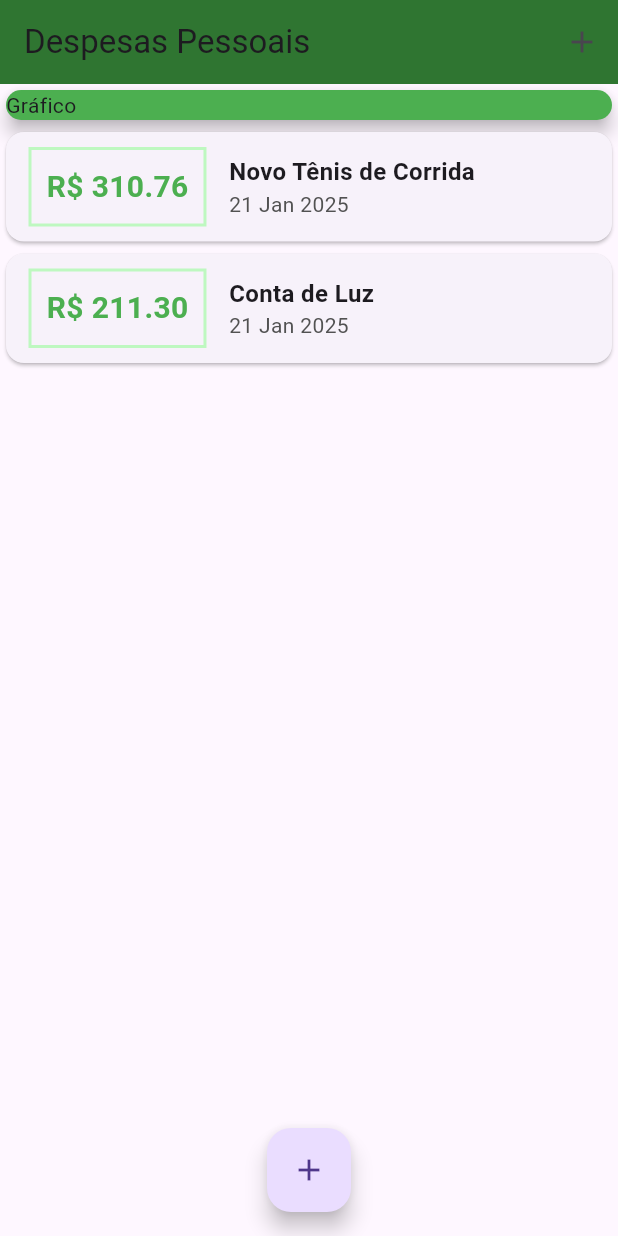
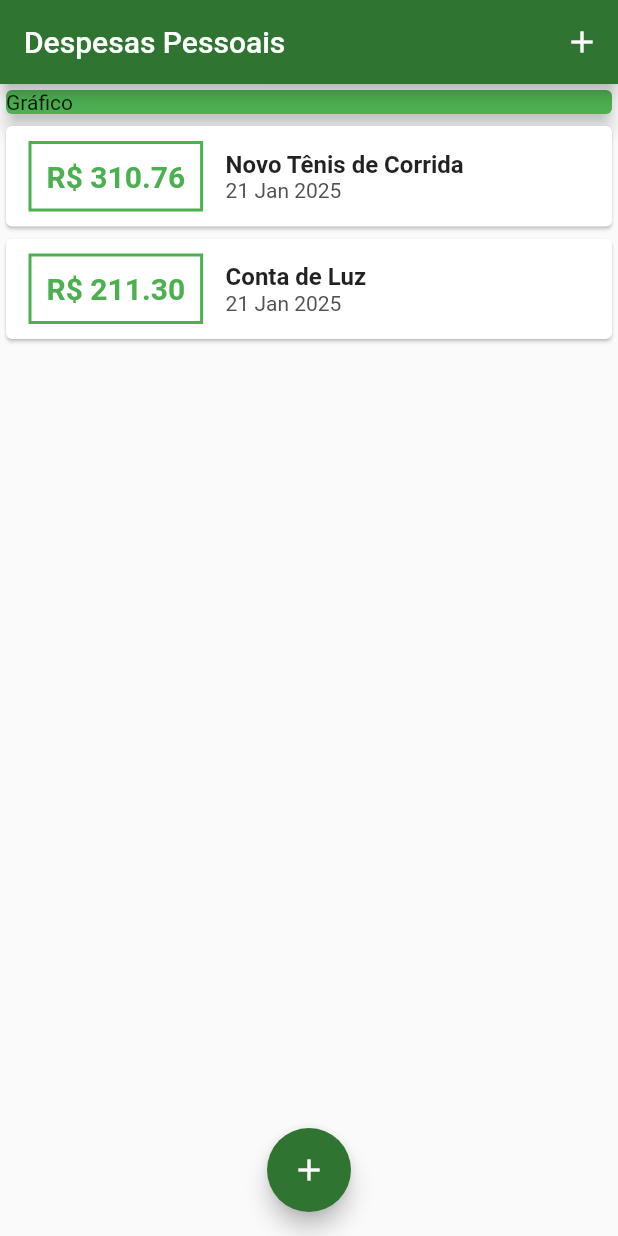
Before and after one commit to ErickFerreiradev/projetoDespesas, a Flutter app: the screen it shows after launch, on a phone screen of 412 x 824 dp. Run offline on Flutter 3.47's test engine with Material 3 defaults, Android fonts, the phone set to English and light mode, and no system bars.

Commit message:
Começando a estilizar o Theme do projeto

```diff
--- a/lib/components/transaction_list.dart
+++ b/lib/components/transaction_list.dart
@@ -26,7 +26,7 @@ class TransactionList extends StatelessWidget {
                         ),
                         decoration: BoxDecoration(
                           border: Border.all(
-                            color: const Color.fromARGB(255, 190, 248, 192),
+                            color: Theme.of(context).colorScheme.primary,
                             width: 2,
                           )
                         ),
@@ -36,7 +36,7 @@ class TransactionList extends StatelessWidget {
                           style: TextStyle(
                             fontWeight: FontWeight.bold,
                             fontSize: 20,
-                            color: Colors.green,
+                            color: Theme.of(context).colorScheme.primary,
                           )
                         ),
                       ),
--- a/lib/main.dart
+++ b/lib/main.dart
@@ -7,14 +7,28 @@ import 'package:expenses/components/transaction_form.dart';
 import 'package:expenses/components/transaction_list.dart';
 import '../models/transaction.dart';
 
-main() => runApp(const ExpensesApp());
+main() => runApp(ExpensesApp());
 
 class ExpensesApp extends StatelessWidget {
-  const ExpensesApp({Key? key}) : super(key: key);
+  ExpensesApp({Key? key}) : super(key: key);
+  final ThemeData tema = ThemeData();
+
   @override
   Widget build(BuildContext context) {
     return MaterialApp(
       home: MyHomePage(),
+      theme: ThemeData(
+        useMaterial3: false,
+        appBarTheme: AppBarTheme(
+          backgroundColor: Colors.purple,
+          foregroundColor: Colors.white,
+        ),
+        colorScheme: ColorScheme.fromSeed(
+          seedColor: const Color.fromARGB(255, 84, 129, 86),
+          primary: Colors.green,
+          secondary: const Color.fromARGB(255, 47, 117, 49),
+        ),
+      ),
     );
   }
 }
@@ -79,7 +93,7 @@ class _MyHomePageState extends State<MyHomePage> {
             onPressed: () => _opentransactionFormModal(context),
             ),
         ],
-        backgroundColor: const Color.fromARGB(255, 47, 117, 49),
+        backgroundColor: Theme.of(context).colorScheme.secondary,
       ),
       body: SingleChildScrollView(
         child: Column(
```
